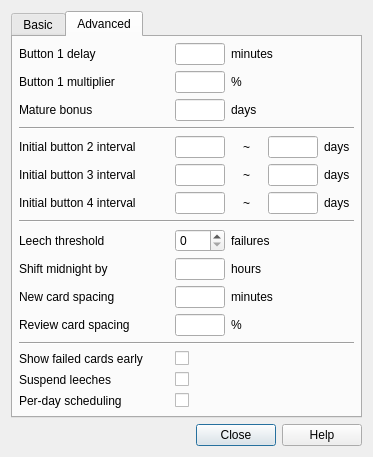
Before: the Qt Designer form designer/deckproperties.ui in ankitects/anki, drawn with Qt 5.
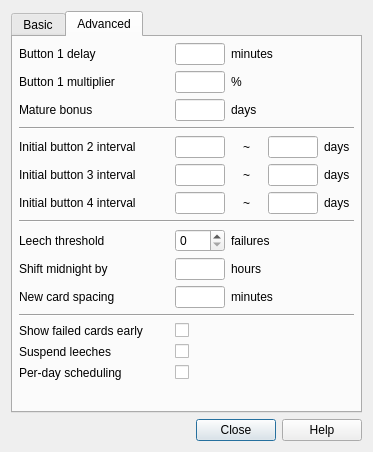
After: the same form once the commit is applied. The open tabs and pages were chosen to show the change.

Commit message: remove revSpacing

```diff
--- a/designer/deckproperties.ui
+++ b/designer/deckproperties.ui
@@ -513,14 +513,14 @@
            </property>
           </widget>
          </item>
-         <item row="12" column="0" colspan="6">
+         <item row="11" column="0" colspan="6">
           <widget class="Line" name="line_3">
            <property name="orientation">
             <enum>Qt::Horizontal</enum>
            </property>
           </widget>
          </item>
-         <item row="13" column="0">
+         <item row="12" column="0">
           <widget class="QLabel" name="label_26">
            <property name="text">
             <string>Show failed cards early</string>
@@ -530,7 +530,7 @@
            </property>
           </widget>
          </item>
-         <item row="13" column="2">
+         <item row="12" column="2">
           <widget class="QCheckBox" name="collapse">
            <property name="sizePolicy">
             <sizepolicy hsizetype="Preferred" vsizetype="Fixed">
@@ -543,14 +543,14 @@
            </property>
           </widget>
          </item>
-         <item row="15" column="0">
+         <item row="14" column="0">
           <widget class="QLabel" name="label_23">
            <property name="text">
             <string>Per-day scheduling</string>
            </property>
           </widget>
          </item>
-         <item row="15" column="2">
+         <item row="14" column="2">
           <widget class="QCheckBox" name="perDay">
            <property name="sizePolicy">
             <sizepolicy hsizetype="Preferred" vsizetype="Fixed">
@@ -639,14 +639,14 @@
            </property>
           </widget>
          </item>
-         <item row="14" column="0">
+         <item row="13" column="0">
           <widget class="QLabel" name="label_11">
            <property name="text">
             <string>Suspend leeches</string>
            </property>
           </widget>
          </item>
-         <item row="14" column="2">
+         <item row="13" column="2">
           <widget class="QCheckBox" name="suspendLeeches">
            <property name="sizePolicy">
             <sizepolicy hsizetype="Preferred" vsizetype="Fixed">
@@ -659,36 +659,6 @@
            </property>
           </widget>
          </item>
-         <item row="11" column="0">
-          <widget class="QLabel" name="label_18">
-           <property name="text">
-            <string>Review card spacing</string>
-           </property>
-          </widget>
-         </item>
-         <item row="11" column="2">
-          <widget class="QLineEdit" name="revSpacing">
-           <property name="sizePolicy">
-            <sizepolicy hsizetype="Preferred" vsizetype="Fixed">
-             <horstretch>0</horstretch>
-             <verstretch>0</verstretch>
-            </sizepolicy>
-           </property>
-           <property name="maximumSize">
-            <size>
-             <width>50</width>
-             <height>16777215</height>
-            </size>
-           </property>
-          </widget>
-         </item>
-         <item row="11" column="3">
-          <widget class="QLabel" name="label_28">
-           <property name="text">
-            <string>%</string>
-           </property>
-          </widget>
-         </item>
          <item row="1" column="3">
           <widget class="QLabel" name="label_33">
            <property name="text">
```
Left out of the diff: 1 changed line with no effect on the pictures. The commit also changes 1 other file.
